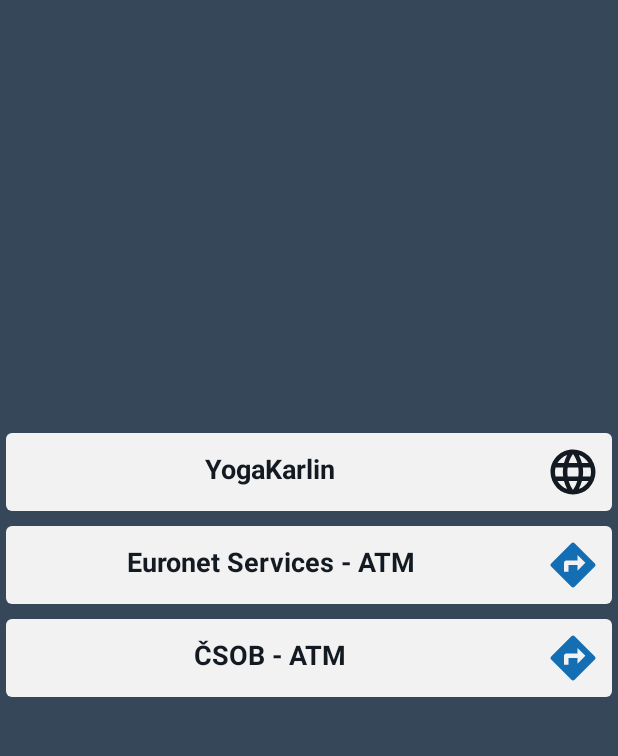
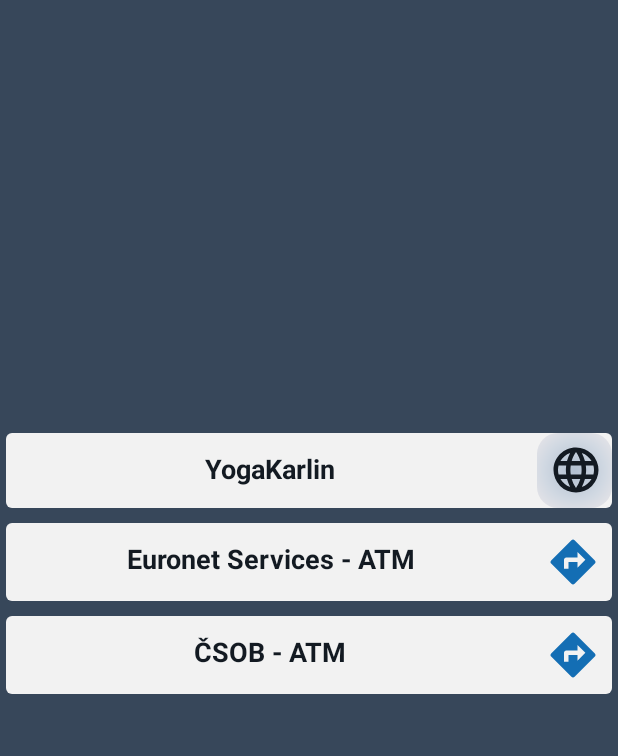
Before and after one commit to wuujcik/PRG14, an Android app: the NeighbourFitness screen opened directly, with no data from a screen before it, on a phone screen of 412 x 824 dp, the part 137-893 px from its top. Run offline under Robolectric (Android 15) with nearby library versions, the phone set to English and light mode, and no system bars.

Commit message:
Updates the view for Neighbour Activity
Since the button has 2 functionalities, left part is left as is, but on the right side there is a shade background added to a view so the split is more visible.

```diff
--- a/app/src/main/java/com/wuujcik/prg14/neighbourhood/NeighbourFitness.java
+++ b/app/src/main/java/com/wuujcik/prg14/neighbourhood/NeighbourFitness.java
@@ -9,6 +9,7 @@ import android.view.View;
 import android.widget.Button;
 import android.widget.FrameLayout;
 import android.widget.ImageView;
+import android.widget.LinearLayout;
 
 import com.google.android.gms.maps.CameraUpdateFactory;
 import com.google.android.gms.maps.GoogleMap;
@@ -61,7 +62,7 @@ public class NeighbourFitness extends MainActivity implements OnMapReadyCallback
             }
         });
         //sets on click listener to the directions image
-        final ImageView go_to_object1 = findViewById(R.id.go_to_object1);
+        final LinearLayout go_to_object1 = findViewById(R.id.go_to_object1);
         go_to_object1.setOnClickListener(new View.OnClickListener() {
             @Override
             public void onClick(View v) {
--- /dev/null
+++ b/app/src/main/res/drawable/icon_bg_web.xml
@@ -0,0 +1,26 @@
+<?xml version="1.0" encoding="utf-8"?>
+<shape xmlns:android="http://schemas.android.com/apk/res/android" android:shape="rectangle" >
+    <corners
+        android:radius="14dp"
+        />
+    <gradient
+        android:gradientRadius="60"
+        android:centerX="50%"
+        android:centerY="50%"
+        android:centerColor="#d0d8e2"
+        android:startColor="#b0becf"
+        android:endColor="#F2EBEB"
+        android:type="radial"
+        />
+    <padding
+        android:left="0dp"
+        android:top="0dp"
+        android:right="0dp"
+        android:bottom="0dp"
+        />
+    <size
+        android:width="50dp"
+        android:height="50dp"
+        />
+
+</shape>
--- a/app/src/main/res/layout/activity_neighbour_fitness.xml
+++ b/app/src/main/res/layout/activity_neighbour_fitness.xml
@@ -34,10 +34,16 @@
                     android:layout_marginEnd="52dp"
                     tools:text="object 1" />
 
+                <LinearLayout
+                    android:layout_width="50dp"
+                    android:layout_height="50dp"
+                    android:layout_gravity="center|right"
+                    android:background="@drawable/icon_bg_web"
+                    android:id="@+id/go_to_object1">
                 <ImageView
-                    android:id="@+id/go_to_object1"
-                    style="@style/webButton" />
-
+                    style="@style/webButton"
+                    />
+                </LinearLayout>
             </FrameLayout>
 
             <FrameLayout
--- a/app/src/main/res/values/styles.xml
+++ b/app/src/main/res/values/styles.xml
@@ -113,9 +113,9 @@
     <style name="webButton">
         <item name="android:layout_width">36dp</item>
         <item name="android:layout_height">36dp</item>
-        <item name="android:layout_gravity">center|right</item>
         <item name="android:layout_margin">8dp</item>
         <item name="android:src">@drawable/icon_web</item>
+        <item name="android:layout_gravity">center</item>
         <item name="android:background">?android:selectableItemBackground</item>
     </style>
 
```
